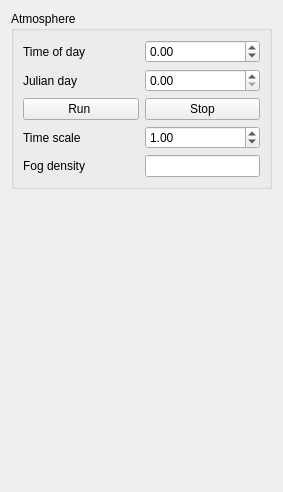
This is sandbox/globalsettingsform.ui in aplars/spiral as Qt 5 draws it before an edit. The edited form follows.
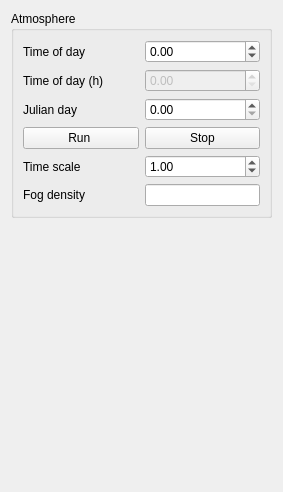
This is the edited form.

```diff
--- a/sandbox/globalsettingsform.ui
+++ b/sandbox/globalsettingsform.ui
@@ -22,21 +22,24 @@
      <layout class="QVBoxLayout" name="verticalLayout">
       <item>
        <layout class="QGridLayout" name="gridLayout">
-        <item row="1" column="1">
-         <widget class="QDoubleSpinBox" name="julianDaySpinBox">
-          <property name="maximum">
-           <double>5000.000000000000000</double>
+        <item row="5" column="1">
+         <widget class="QLineEdit" name="atmosphereFogDensityLineEdit">
+          <property name="sizePolicy">
+           <sizepolicy hsizetype="Minimum" vsizetype="Fixed">
+            <horstretch>0</horstretch>
+            <verstretch>0</verstretch>
+           </sizepolicy>
           </property>
          </widget>
         </item>
-        <item row="0" column="0">
-         <widget class="QLabel" name="timeOfDayLabel">
+        <item row="5" column="0">
+         <widget class="QLabel" name="atmosphereFogDensityLabel">
           <property name="text">
-           <string>Time of day</string>
+           <string>Fog density</string>
           </property>
          </widget>
         </item>
-        <item row="3" column="1">
+        <item row="4" column="1">
          <widget class="QDoubleSpinBox" name="sunTimeScaleSpinBox">
           <property name="maximum">
            <double>1000.000000000000000</double>
@@ -47,12 +50,47 @@
          </widget>
         </item>
         <item row="3" column="0">
+         <widget class="QPushButton" name="runSunButton">
+          <property name="text">
+           <string>Run </string>
+          </property>
+         </widget>
+        </item>
+        <item row="3" column="1">
+         <widget class="QPushButton" name="stopSunButton">
+          <property name="text">
+           <string>Stop</string>
+          </property>
+         </widget>
+        </item>
+        <item row="4" column="0">
          <widget class="QLabel" name="label">
           <property name="text">
            <string>Time scale</string>
           </property>
          </widget>
         </item>
+        <item row="2" column="0">
+         <widget class="QLabel" name="julianDayLabel">
+          <property name="text">
+           <string>Julian day</string>
+          </property>
+         </widget>
+        </item>
+        <item row="0" column="0">
+         <widget class="QLabel" name="timeOfDayLabel">
+          <property name="text">
+           <string>Time of day</string>
+          </property>
+         </widget>
+        </item>
+        <item row="2" column="1">
+         <widget class="QDoubleSpinBox" name="julianDaySpinBox">
+          <property name="maximum">
+           <double>5000.000000000000000</double>
+          </property>
+         </widget>
+        </item>
         <item row="0" column="1">
          <widget class="QDoubleSpinBox" name="timeOfDaySpinBox">
           <property name="wrapping">
@@ -66,41 +104,17 @@
           </property>
          </widget>
         </item>
-        <item row="2" column="0">
-         <widget class="QPushButton" name="runSunButton">
-          <property name="text">
-           <string>Run </string>
-          </property>
-         </widget>
-        </item>
         <item row="1" column="0">
-         <widget class="QLabel" name="julianDayLabel">
+         <widget class="QLabel" name="timeOfDayHourLabel">
           <property name="text">
-           <string>Julian day</string>
+           <string>Time of day (h)</string>
           </property>
          </widget>
         </item>
-        <item row="4" column="1">
-         <widget class="QLineEdit" name="atmosphereFogDensityLineEdit">
-          <property name="sizePolicy">
-           <sizepolicy hsizetype="Minimum" vsizetype="Fixed">
-            <horstretch>0</horstretch>
-            <verstretch>0</verstretch>
-           </sizepolicy>
-          </property>
-         </widget>
-        </item>
-        <item row="2" column="1">
-         <widget class="QPushButton" name="stopSunButton">
-          <property name="text">
-           <string>Stop</string>
-          </property>
-         </widget>
-        </item>
-        <item row="4" column="0">
-         <widget class="QLabel" name="atmosphereFogDensityLabel">
-          <property name="text">
-           <string>Fog density</string>
+        <item row="1" column="1">
+         <widget class="QDoubleSpinBox" name="timeOfDayHourSpinBox">
+          <property name="enabled">
+           <bool>false</bool>
           </property>
          </widget>
         </item>
```
Left out of the diff: 2 changed lines with no effect on the pictures.
